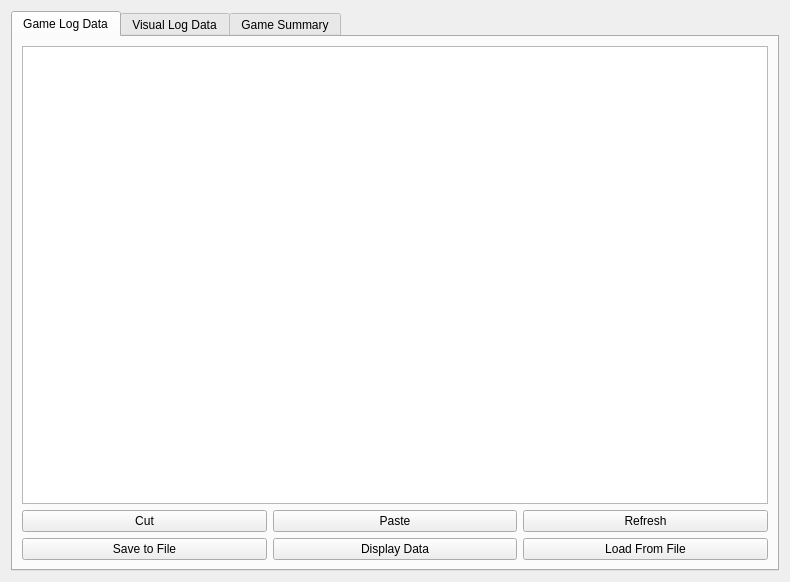
First picture: the form in integrasi/datawindow.ui, repository hammashamzah/tugasakhir, before the edit.
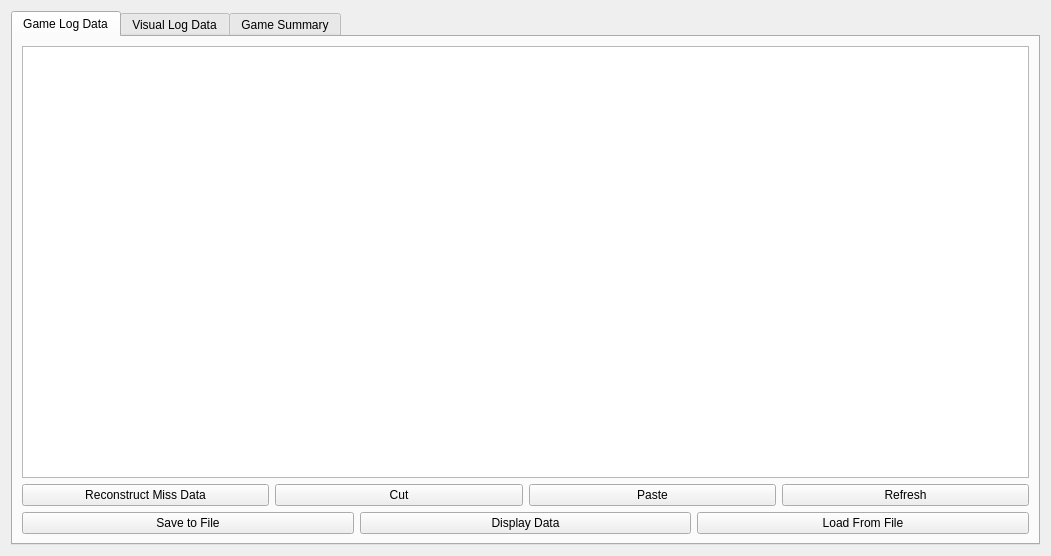
Second picture: the form after the edit. The open tabs and pages were chosen to show the change. Custom widgets are drawn as their Qt base class.

```diff
--- a/integrasi/datawindow.ui
+++ b/integrasi/datawindow.ui
@@ -6,8 +6,8 @@
    <rect>
     <x>0</x>
     <y>0</y>
-    <width>780</width>
-    <height>582</height>
+    <width>1051</width>
+    <height>551</height>
    </rect>
   </property>
   <property name="windowTitle">
@@ -35,6 +35,13 @@
             <layout class="QVBoxLayout" name="verticalLayout">
              <item>
               <layout class="QHBoxLayout" name="horizontalLayout_2">
+               <item>
+                <widget class="QPushButton" name="pushButton_reconstruct">
+                 <property name="text">
+                  <string>Reconstruct Miss Data</string>
+                 </property>
+                </widget>
+               </item>
                <item>
                 <widget class="QPushButton" name="pushButton_cut">
                  <property name="text">
```
Left out of the diff: 2 changed lines with no effect on the pictures.
